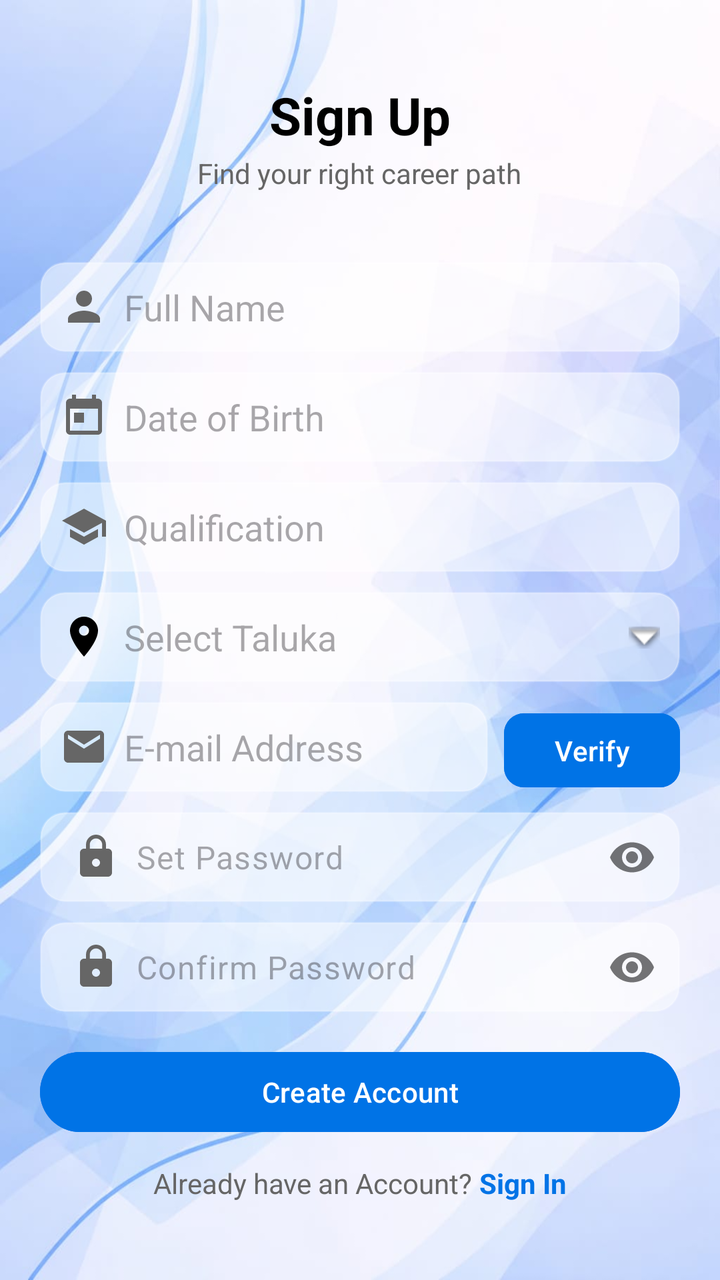
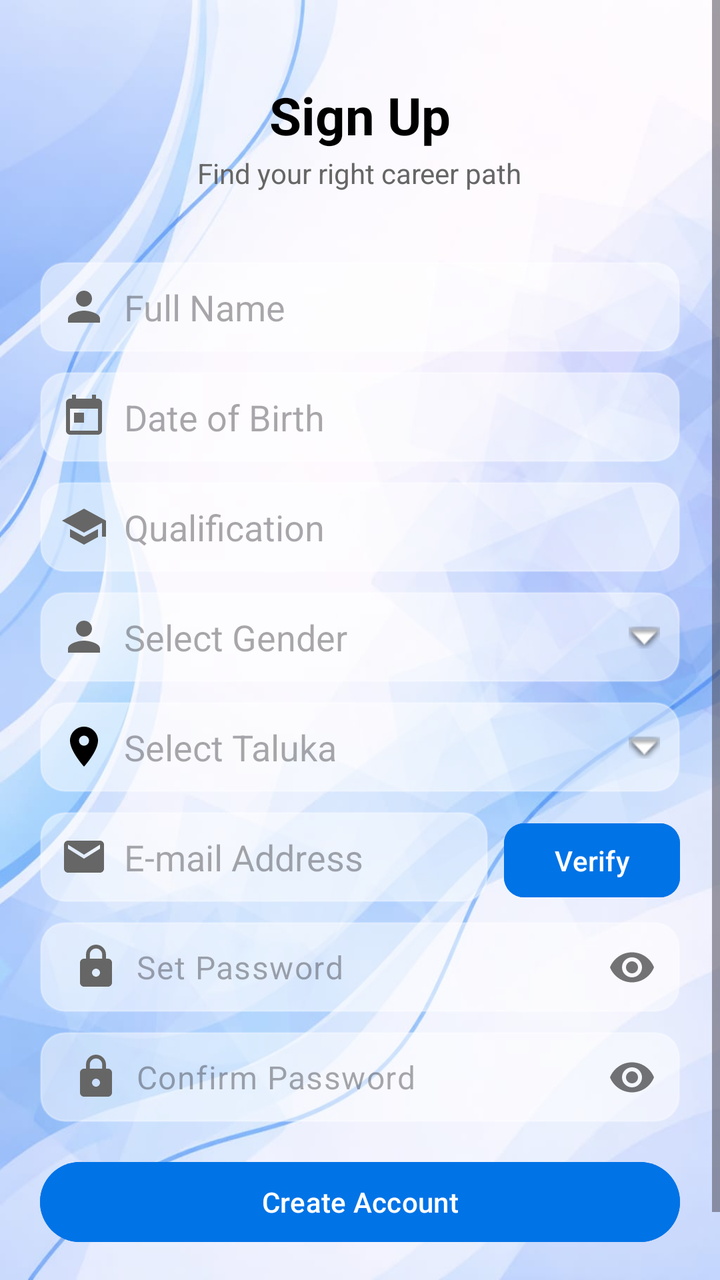

Before-and-after screenshots of an Android layout around one commit, followed by the original layout XML and the change that was made.
<!-- AndroidManifest.xml: application theme Theme.AspirePath -->
<!-- res/layout/activity_sign_up.xml -->
<?xml version="1.0" encoding="utf-8"?>
<ScrollView xmlns:android="http://schemas.android.com/apk/res/android"
    xmlns:app="http://schemas.android.com/apk/res-auto"
    xmlns:tools="http://schemas.android.com/tools"
    android:layout_width="match_parent"
    android:layout_height="match_parent"
    android:background="@drawable/bg"
    android:fillViewport="true"
    tools:context=".SignUpActivity">

    <LinearLayout
        android:layout_width="match_parent"
        android:layout_height="wrap_content"
        android:orientation="vertical"
        android:padding="20dp">

    <TextView
        android:layout_width="wrap_content"
        android:layout_height="wrap_content"
        android:layout_gravity="center_horizontal"
        android:layout_marginTop="20dp"
        android:text="Sign Up"
        android:textColor="@android:color/black"
        android:textSize="26sp"
        android:textStyle="bold" />

    <TextView
        android:layout_width="wrap_content"
        android:layout_height="wrap_content"
        android:layout_gravity="center_horizontal"
        android:layout_marginTop="2dp"
        android:text="Find your right career path"
        android:textColor="#666666"
        android:textSize="14sp" />

    
    <EditText
        android:id="@+id/etName"
        android:layout_width="match_parent"
        android:layout_height="45dp"
        android:layout_marginTop="35dp"
        android:background="@drawable/edit_text_background_transparent"
        android:hint="Full Name"
        android:inputType="textPersonName"
        android:padding="10dp"
        android:drawableStart="@drawable/ic_person"
        android:drawablePadding="8dp" />

    
    <EditText
        android:id="@+id/etDateOfBirth"
        android:layout_width="match_parent"
        android:layout_height="45dp"
        android:layout_marginTop="10dp"
        android:background="@drawable/edit_text_background_transparent"
        android:hint="Date of Birth"
        android:focusable="false"
        android:clickable="true"
        android:padding="10dp"
        android:drawableStart="@drawable/ic_calendar"
        android:drawablePadding="8dp" />

    
    <EditText
        android:id="@+id/etEligibility"
        android:layout_width="match_parent"
        android:layout_height="45dp"
        android:layout_marginTop="10dp"
        android:background="@drawable/edit_text_background_transparent"
        android:hint="Qualification"
        android:focusable="false"
        android:clickable="true"
        android:padding="10dp"
        android:drawableStart="@drawable/ic_graduation"
        android:drawablePadding="8dp" />

    
    <EditText
        android:id="@+id/etStream"
        android:layout_width="match_parent"
        android:layout_height="45dp"
        android:layout_marginTop="10dp"
        android:background="@drawable/edit_text_background_transparent"
        android:hint="Select Stream"
        android:focusable="false"
        android:clickable="true"
        android:padding="10dp"
        android:drawableStart="@drawable/ic_school"
        android:drawablePadding="8dp"
        android:drawableEnd="@android:drawable/arrow_down_float"
        android:visibility="gone" />

    
    <EditText
        android:id="@+id/etStreamOther"
        android:layout_width="match_parent"
        android:layout_height="45dp"
        android:layout_marginTop="10dp"
        android:background="@drawable/edit_text_background_transparent"
        android:hint="Please specify stream"
        android:padding="10dp"
        android:drawableStart="@drawable/ic_school"
        android:drawablePadding="8dp"
        android:visibility="gone" />

    
    <EditText
        android:id="@+id/etTaluka"
        android:layout_width="match_parent"
        android:layout_height="45dp"
        android:layout_marginTop="10dp"
        android:background="@drawable/edit_text_background_transparent"
        android:hint="Select Taluka"
        android:focusable="false"
        android:clickable="true"
        android:padding="10dp"
        android:drawableStart="@drawable/ic_location_pin"
        android:drawablePadding="8dp"
        android:drawableEnd="@android:drawable/arrow_down_float" />

    
    <LinearLayout
        android:layout_width="match_parent"
        android:layout_height="wrap_content"
        android:layout_marginTop="10dp"
        android:orientation="horizontal">
        
        <EditText
            android:id="@+id/etEmail"
            android:layout_width="0dp"
            android:layout_height="45dp"
            android:layout_weight="1"
            android:background="@drawable/edit_text_background_transparent"
            android:hint="E-mail Address"
            android:inputType="textEmailAddress"
            android:padding="10dp"
            android:drawableStart="@drawable/ic_email"
            android:drawablePadding="8dp" />

        <Button
            android:id="@+id/btnVerify"
            android:layout_width="wrap_content"
            android:layout_height="45dp"
            android:layout_marginStart="8dp"
            android:text="Verify"
            android:textAllCaps="false"
            android:backgroundTint="#0073e6"
            app:cornerRadius="10dp" />

    </LinearLayout>

    
    <RelativeLayout
        android:layout_width="match_parent"
        android:layout_height="45dp"
        android:layout_marginTop="10dp">

        <com.google.android.material.textfield.TextInputLayout
            android:layout_width="match_parent"
            android:layout_height="wrap_content"
            app:hintEnabled="false"
            app:passwordToggleEnabled="true">

            <EditText
                android:id="@+id/etPassword"
                android:layout_width="match_parent"
                android:layout_height="45dp"
                android:background="@drawable/edit_text_background_transparent"
                android:hint="Set Password"
                android:inputType="textPassword"
                android:padding="10dp"
                android:drawableStart="@drawable/ic_lock"
                android:drawablePadding="8dp"
                android:paddingEnd="45dp" />

        </com.google.android.material.textfield.TextInputLayout>

    </RelativeLayout>

    
    <RelativeLayout
        android:layout_width="match_parent"
        android:layout_height="45dp"
        android:layout_marginTop="10dp">

        <com.google.android.material.textfield.TextInputLayout
            android:layout_width="match_parent"
            android:layout_height="wrap_content"
            app:hintEnabled="false"
            app:passwordToggleEnabled="true">

            <EditText
                android:id="@+id/etConfirmPassword"
                android:layout_width="match_parent"
                android:layout_height="45dp"
                android:background="@drawable/edit_text_background_transparent"
                android:hint="Confirm Password"
                android:inputType="textPassword"
                android:padding="10dp"
                android:drawableStart="@drawable/ic_lock"
                android:drawablePadding="8dp"
                android:paddingEnd="45dp" />

    </com.google.android.material.textfield.TextInputLayout>

    </RelativeLayout>

    
    <Button
        android:id="@+id/btnSignUp"
        android:layout_width="match_parent"
        android:layout_height="48dp"
        android:layout_marginTop="16dp"
        android:backgroundTint="#0073e6"
        android:text="Create Account"
        android:textAllCaps="false"
        android:textColor="#FFFFFF"
        app:cornerRadius="24dp" />

    
    <LinearLayout
        android:layout_width="wrap_content"
        android:layout_height="wrap_content"
        android:layout_gravity="center_horizontal"
        android:layout_marginTop="12dp"
        android:orientation="horizontal">

        <TextView
            android:layout_width="wrap_content"
            android:layout_height="wrap_content"
            android:text="Already have an Account? "
            android:textColor="#666" />

        <TextView
            android:id="@+id/tvSignIn"
            android:layout_width="wrap_content"
            android:layout_height="wrap_content"
            android:text="Sign In"
            android:textColor="#0073e6"
            android:textStyle="bold" />
    </LinearLayout>

    </LinearLayout>
</ScrollView>
<!-- resources referenced by this layout -->
<resources>
  <!-- drawable edit_text_background_transparent (drawable) -->
  <?xml version="1.0" encoding="utf-8"?>
  <shape xmlns:android="http://schemas.android.com/apk/res/android"
      android:shape="rectangle">
      <solid android:color="#80FFFFFF" />
      <corners android:radius="12dp" />
      <stroke
          android:width="1dp"
          android:color="#40FFFFFF" />
  </shape>
  <!-- drawable ic_calendar (drawable) -->
  <?xml version="1.0" encoding="utf-8"?>
  <vector xmlns:android="http://schemas.android.com/apk/res/android"
      android:width="24dp"
      android:height="24dp"
      android:viewportWidth="24"
      android:viewportHeight="24"
      android:tint="#666666">
      <path
          android:fillColor="@android:color/white"
          android:pathData="M19,3h-1L18,1h-2v2L8,3L8,1L6,1v2L5,3c-1.11,0 -1.99,0.9 -1.99,2L3,19c0,1.1 0.89,2 2,2h14c1.1,0 2,-0.9 2,-2L21,5c0,-1.1 -0.9,-2 -2,-2zM19,19L5,19L5,8h14v11zM7,10h5v5L7,15z"/>
  </vector>
  <!-- drawable ic_email (drawable) -->
  <?xml version="1.0" encoding="utf-8"?>
  <vector xmlns:android="http://schemas.android.com/apk/res/android"
      android:width="24dp"
      android:height="24dp"
      android:viewportWidth="24"
      android:viewportHeight="24"
      android:tint="#666666">
      <path
          android:fillColor="@android:color/white"
          android:pathData="M20,4L4,4c-1.1,0 -1.99,0.9 -1.99,2L2,18c0,1.1 0.9,2 2,2h16c1.1,0 2,-0.9 2,-2L22,6c0,-1.1 -0.9,-2 -2,-2zM20,8l-8,5 -8,-5L4,6l8,5 8,-5v2z"/>
  </vector>
  <!-- drawable ic_graduation (drawable) -->
  <?xml version="1.0" encoding="utf-8"?>
  <vector xmlns:android="http://schemas.android.com/apk/res/android"
      android:width="24dp"
      android:height="24dp"
      android:viewportWidth="24"
      android:viewportHeight="24"
      android:tint="#666666">
      <path
          android:fillColor="@android:color/white"
          android:pathData="M5,13.18v4L12,21l7,-3.82v-4L12,17l-7,-3.82zM12,3L1,9l11,6 9,-4.91V17h2V9L12,3z"/>
  </vector>
  <!-- drawable ic_location_pin (drawable) -->
  <vector xmlns:android="http://schemas.android.com/apk/res/android"
      android:width="24dp"
      android:height="24dp"
      android:viewportWidth="24.0"
      android:viewportHeight="24.0">
      <path
          android:fillColor="#FF000000"
          android:pathData="M12,2C8.13,2 5,5.13 5,9c0,5.25 7,13 7,13s7,-7.75 7,-13c0,-3.87 -3.13,-7 -7,-7zM12,11.5c-1.38,0 -2.5,-1.12 -2.5,-2.5s1.12,-2.5 2.5,-2.5 2.5,1.12 2.5,2.5 -1.12,2.5 -2.5,2.5z"/>
  </vector>
  <!-- drawable ic_person (drawable) -->
  <vector xmlns:android="http://schemas.android.com/apk/res/android"
      android:width="24dp"
      android:height="24dp"
      android:viewportWidth="24.0"
      android:viewportHeight="24.0"
      android:tint="#666666">
      <path
          android:fillColor="@android:color/white"
          android:pathData="M12,12c2.21,0 4,-1.79 4,-4s-1.79,-4 -4,-4 -4,1.79 -4,4 1.79,4 4,4zM12,14c-2.67,0 -8,1.34 -8,4v2h16v-2c0,-2.66 -5.33,-4 -8,-4z"/>
  </vector>
  <!-- drawable ic_school (drawable) -->
  <?xml version="1.0" encoding="utf-8"?>
  <vector xmlns:android="http://schemas.android.com/apk/res/android"
      android:width="24dp"
      android:height="24dp"
      android:viewportWidth="24"
      android:viewportHeight="24"
      android:tint="#666666">
      <path
          android:fillColor="@android:color/white"
          android:pathData="M5,13.18v4L12,21l7,-3.82v-4L12,17l-7,-3.82zM12,3L1,9l11,6 9,-4.91V17h2V9L12,3z"/>
  </vector>
  <style name="Theme.AspirePath" parent="Base.Theme.AspirePath" />
  <style name="Base.Theme.AspirePath" parent="Theme.Material3.DayNight.NoActionBar">
          
          <item name="colorPrimary">@color/blue</item>
          <item name="colorPrimaryVariant">#0073e6</item>
          <item name="colorOnPrimary">@color/white</item>
          <item name="android:statusBarColor">@color/blue</item>
          
      </style>
  <color name="blue">#1C4195</color>
  <color name="white">#FFFFFFFF</color>
  <!-- unchanged entries left out for length: 2 -->
</resources>

<!-- the commit's change to res/layout/activity_sign_up.xml (unified diff, before → after) -->
@@ -89,6 +89,21 @@
         android:drawablePadding="8dp"
         android:drawableEnd="@android:drawable/arrow_down_float"
         android:visibility="gone" />
+
+    
+    <EditText
+        android:id="@+id/etGender"
+        android:layout_width="match_parent"
+        android:layout_height="45dp"
+        android:layout_marginTop="10dp"
+        android:background="@drawable/edit_text_background_transparent"
+        android:hint="Select Gender"
+        android:focusable="false"
+        android:clickable="true"
+        android:padding="10dp"
+        android:drawableStart="@drawable/ic_person"
+        android:drawablePadding="8dp"
+        android:drawableEnd="@android:drawable/arrow_down_float" />
 
     
     <EditText
